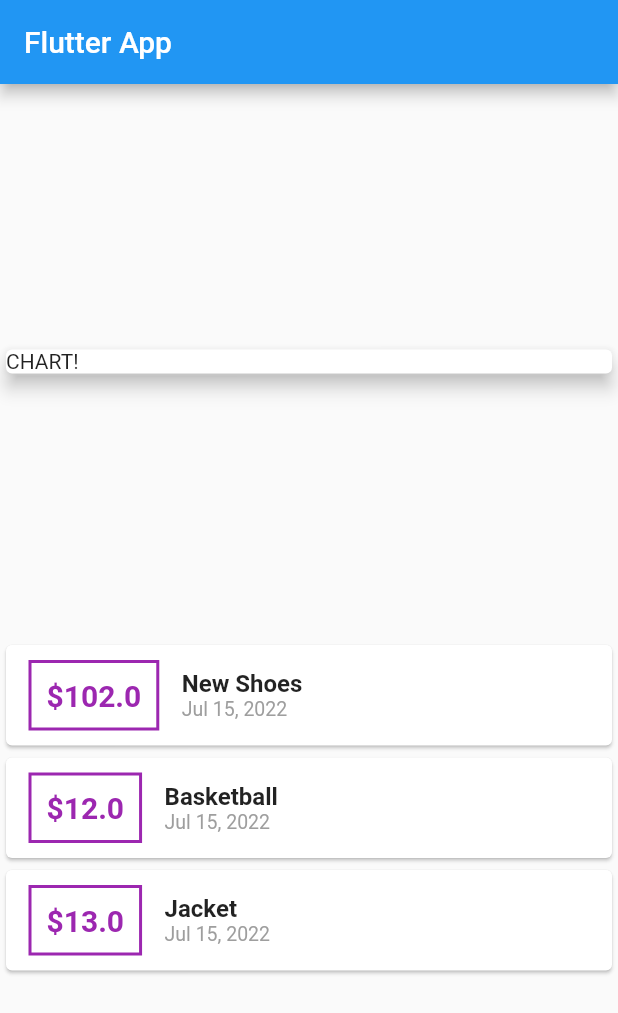
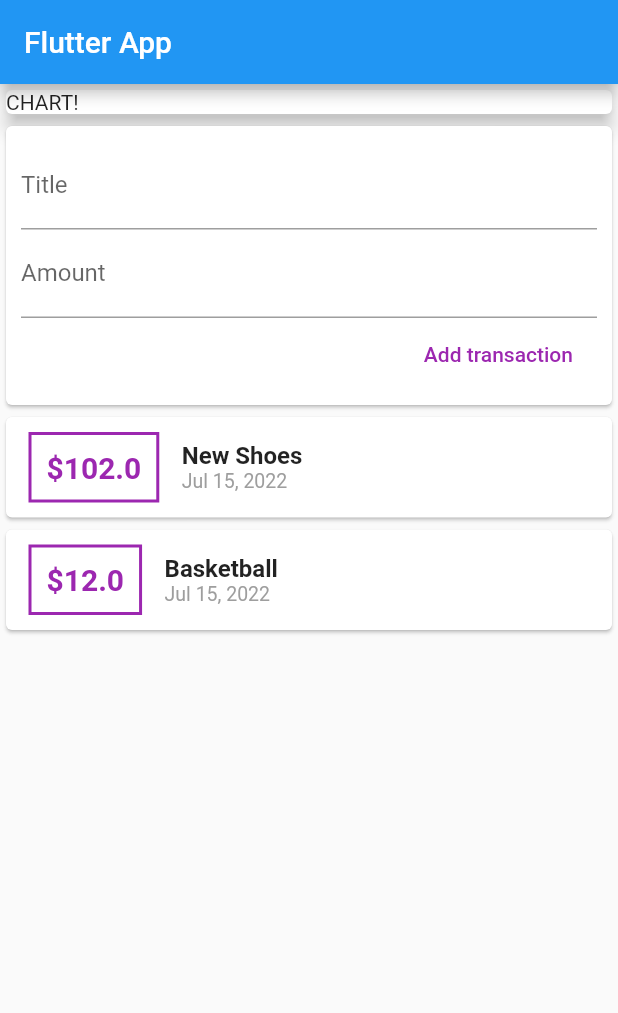
Before and after one commit to KjetilIN/flutter_expenses_tracker, a Flutter app: the screen it shows after launch, on a phone screen of 412 x 824 dp. Shown: the top 1013 px of the screen. Run offline on Flutter 3.47's test engine with Material 2 defaults, Android fonts, the phone set to English and light mode, and no system bars.

Commit message:
Add input form

```diff
--- a/lib/main.dart
+++ b/lib/main.dart
@@ -29,12 +29,6 @@
       amount: 12,
       date: DateTime.now(),
     ),
-    Transaction(
-      id: "wdg2",
-      title: "Jacket",
-      amount: 13,
-      date: DateTime.now(),
-    ),
   ];
 
   @override
@@ -44,7 +38,7 @@
         title: Text('Flutter App'),
       ),
       body: Column(
-        mainAxisAlignment: MainAxisAlignment.spaceEvenly,
+        crossAxisAlignment: CrossAxisAlignment.stretch,
         children: [
           Card(
             child: Container(
@@ -52,6 +46,28 @@
               width: double.infinity,
             ),
             elevation: 5,
+          ),
+          Card(
+            child: Container(
+              margin: EdgeInsets.all(10),
+              child: Column(
+                crossAxisAlignment: CrossAxisAlignment.end,
+                children: [
+                  TextField(
+                    decoration: InputDecoration(labelText: "Title"),
+                  ),
+                  TextField(
+                    decoration: InputDecoration(labelText: "Amount"),
+                  ),
+                  FlatButton(
+                      onPressed: () {},
+                      child: Text(
+                        "Add transaction",
+                        style: TextStyle(color: Colors.purple),
+                      ))
+                ],
+              ),
+            ),
           ),
           Column(
             children: transactions.map((tx) {
```
